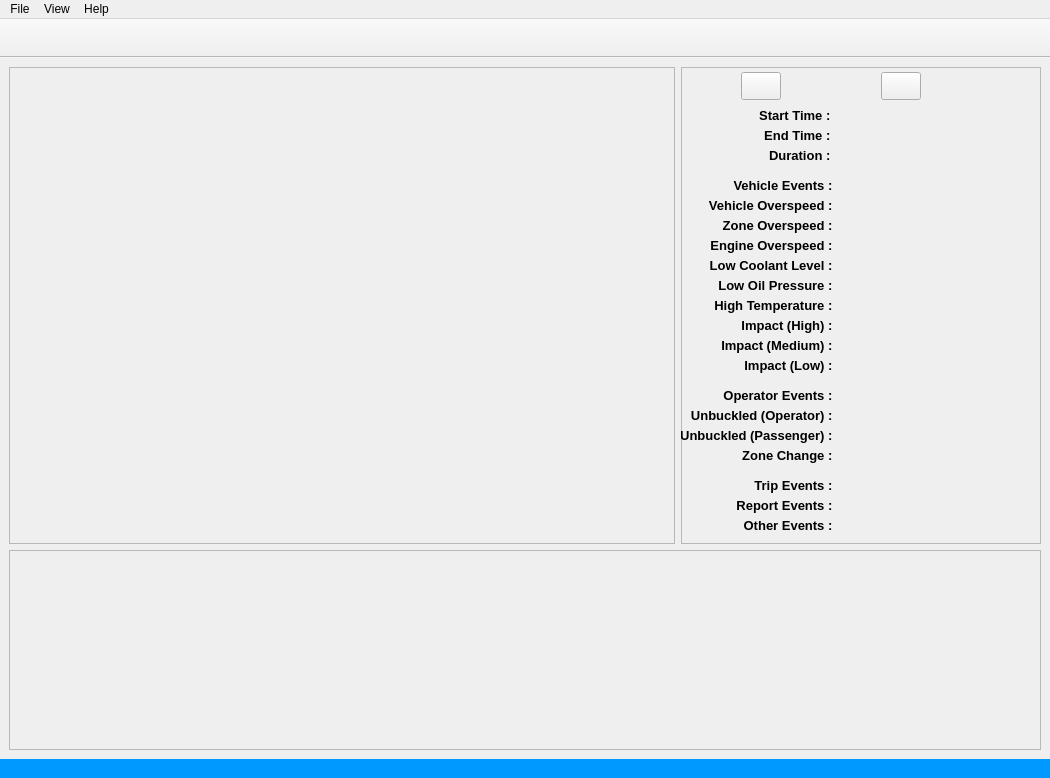
First picture: the form in etscrape.ui, repository mikecv/etscrape, before the edit.
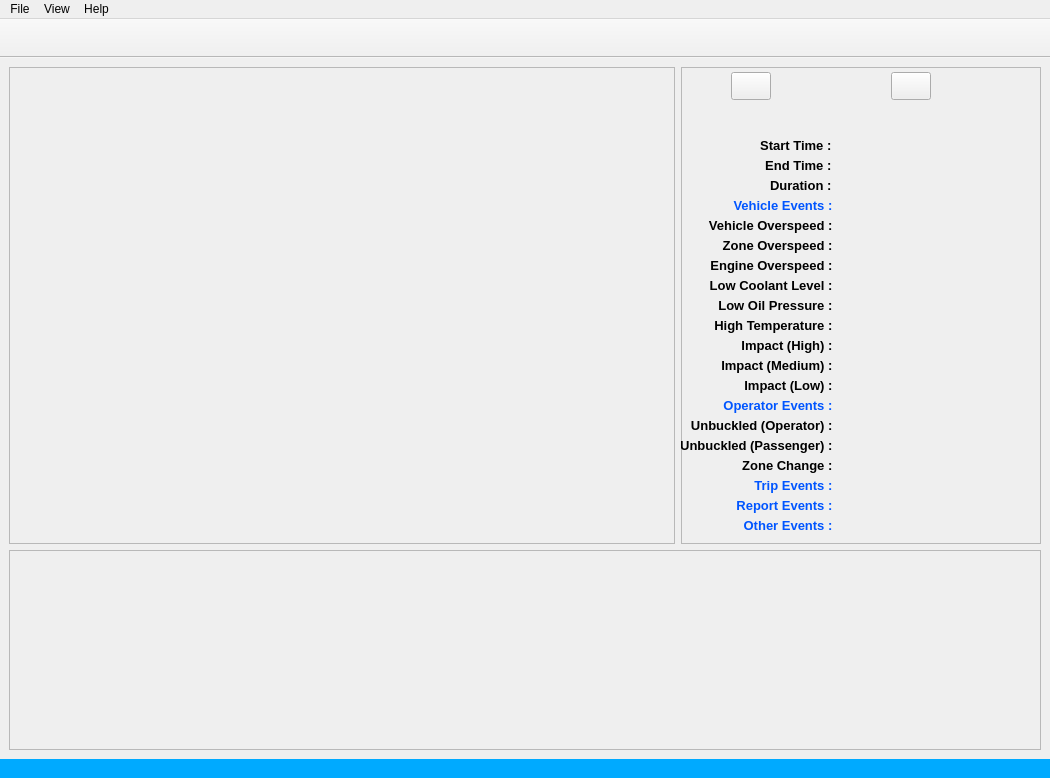
Second picture: the form after the edit.

The edit to the form file:
```diff
--- a/etscrape.ui
+++ b/etscrape.ui
@@ -163,7 +163,7 @@
       <widget class="QPushButton" name="PrevTripBtn">
        <property name="geometry">
         <rect>
-         <x>60</x>
+         <x>50</x>
          <y>5</y>
          <width>40</width>
          <height>28</height>
@@ -176,7 +176,7 @@
       <widget class="QPushButton" name="NextTripBtn">
        <property name="geometry">
         <rect>
-         <x>200</x>
+         <x>210</x>
          <y>5</y>
          <width>40</width>
          <height>28</height>
@@ -210,8 +210,8 @@
       <widget class="QLabel" name="label_2">
        <property name="geometry">
         <rect>
-         <x>53</x>
-         <y>40</y>
+         <x>54</x>
+         <y>70</y>
          <width>100</width>
          <height>16</height>
         </rect>
@@ -238,7 +238,7 @@
        <property name="geometry">
         <rect>
          <x>160</x>
-         <y>40</y>
+         <y>70</y>
          <width>191</width>
          <height>16</height>
         </rect>
@@ -263,8 +263,8 @@
       <widget class="QLabel" name="label_5">
        <property name="geometry">
         <rect>
-         <x>53</x>
-         <y>60</y>
+         <x>54</x>
+         <y>90</y>
          <width>100</width>
          <height>16</height>
         </rect>
@@ -291,7 +291,7 @@
        <property name="geometry">
         <rect>
          <x>160</x>
-         <y>60</y>
+         <y>90</y>
          <width>191</width>
          <height>16</height>
         </rect>
@@ -316,8 +316,8 @@
       <widget class="QLabel" name="label_3">
        <property name="geometry">
         <rect>
-         <x>53</x>
-         <y>80</y>
+         <x>54</x>
+         <y>110</y>
          <width>100</width>
          <height>16</height>
         </rect>
@@ -346,7 +346,7 @@
        <property name="geometry">
         <rect>
          <x>160</x>
-         <y>80</y>
+         <y>110</y>
          <width>191</width>
          <height>16</height>
         </rect>
@@ -372,7 +372,7 @@
        <property name="geometry">
         <rect>
          <x>0</x>
-         <y>110</y>
+         <y>130</y>
          <width>155</width>
          <height>16</height>
         </rect>
@@ -390,6 +390,9 @@
          <bold>true</bold>
         </font>
        </property>
+       <property name="styleSheet">
+        <string notr="true">color: rgb(0, 85, 255);</string>
+       </property>
        <property name="text">
         <string>Vehicle Events : </string>
        </property>
@@ -401,7 +404,7 @@
        <property name="geometry">
         <rect>
          <x>160</x>
-         <y>110</y>
+         <y>130</y>
          <width>150</width>
          <height>16</height>
         </rect>
@@ -427,7 +430,7 @@
        <property name="geometry">
         <rect>
          <x>160</x>
-         <y>130</y>
+         <y>150</y>
          <width>150</width>
          <height>16</height>
         </rect>
@@ -453,7 +456,7 @@
        <property name="geometry">
         <rect>
          <x>0</x>
-         <y>130</y>
+         <y>150</y>
          <width>155</width>
          <height>16</height>
         </rect>
@@ -482,7 +485,7 @@
        <property name="geometry">
         <rect>
          <x>160</x>
-         <y>150</y>
+         <y>170</y>
          <width>150</width>
          <height>16</height>
         </rect>
@@ -508,7 +511,7 @@
        <property name="geometry">
         <rect>
          <x>0</x>
-         <y>150</y>
+         <y>170</y>
          <width>155</width>
          <height>16</height>
         </rect>
@@ -537,7 +540,7 @@
        <property name="geometry">
         <rect>
          <x>160</x>
-         <y>170</y>
+         <y>190</y>
          <width>150</width>
          <height>16</height>
         </rect>
@@ -563,7 +566,7 @@
        <property name="geometry">
         <rect>
          <x>0</x>
-         <y>170</y>
+         <y>190</y>
          <width>155</width>
          <height>16</height>
         </rect>
@@ -592,7 +595,7 @@
        <property name="geometry">
         <rect>
          <x>0</x>
-         <y>190</y>
+         <y>210</y>
          <width>155</width>
          <height>16</height>
         </rect>
@@ -621,7 +624,7 @@
        <property name="geometry">
         <rect>
          <x>160</x>
-         <y>190</y>
+         <y>210</y>
          <width>150</width>
          <height>16</height>
         </rect>
@@ -647,7 +650,7 @@
        <property name="geometry">
         <rect>
          <x>160</x>
-         <y>210</y>
+         <y>230</y>
          <width>150</width>
          <height>16</height>
         </rect>
@@ -673,7 +676,7 @@
        <property name="geometry">
         <rect>
          <x>0</x>
-         <y>210</y>
+         <y>230</y>
          <width>155</width>
          <height>16</height>
         </rect>
@@ -702,7 +705,7 @@
        <property name="geometry">
         <rect>
          <x>0</x>
-         <y>230</y>
+         <y>250</y>
          <width>155</width>
          <height>16</height>
         </rect>
@@ -731,7 +734,7 @@
        <property name="geometry">
         <rect>
          <x>160</x>
-         <y>230</y>
+         <y>250</y>
          <width>150</width>
          <height>16</height>
         </rect>
@@ -757,7 +760,7 @@
        <property name="geometry">
         <rect>
          <x>0</x>
-         <y>250</y>
+         <y>270</y>
          <width>155</width>
          <height>16</height>
         </rect>
@@ -786,7 +789,7 @@
        <property name="geometry">
         <rect>
          <x>160</x>
-         <y>250</y>
+         <y>270</y>
          <width>150</width>
          <height>16</height>
         </rect>
@@ -812,7 +815,7 @@
        <property name="geometry">
         <rect>
          <x>160</x>
-         <y>270</y>
+         <y>290</y>
          <width>150</width>
          <height>16</height>
         </rect>
@@ -838,7 +841,7 @@
        <property name="geometry">
         <rect>
          <x>0</x>
-         <y>270</y>
+         <y>290</y>
          <width>155</width>
          <height>16</height>
         </rect>
@@ -867,7 +870,7 @@
        <property name="geometry">
         <rect>
          <x>160</x>
-         <y>290</y>
+         <y>310</y>
          <width>150</width>
          <height>16</height>
         </rect>
@@ -893,7 +896,7 @@
        <property name="geometry">
         <rect>
          <x>0</x>
-         <y>290</y>
+         <y>310</y>
          <width>155</width>
          <height>16</height>
         </rect>
@@ -922,7 +925,7 @@
        <property name="geometry">
         <rect>
          <x>160</x>
-         <y>340</y>
+         <y>350</y>
          <width>150</width>
          <height>16</height>
         </rect>
@@ -948,7 +951,7 @@
        <property name="geometry">
         <rect>
          <x>0</x>
-         <y>340</y>
+         <y>350</y>
          <width>155</width>
          <height>16</height>
         </rect>
@@ -977,7 +980,7 @@
        <property name="geometry">
         <rect>
          <x>0</x>
-         <y>360</y>
+         <y>370</y>
          <width>155</width>
          <height>16</height>
         </rect>
@@ -1006,7 +1009,7 @@
        <property name="geometry">
         <rect>
          <x>160</x>
-         <y>360</y>
+         <y>370</y>
          <width>150</width>
          <height>16</height>
         </rect>
@@ -1032,7 +1035,7 @@
        <property name="geometry">
         <rect>
          <x>0</x>
-         <y>320</y>
+         <y>330</y>
          <width>155</width>
          <height>16</height>
         </rect>
@@ -1050,6 +1053,9 @@
          <bold>true</bold>
         </font>
        </property>
+       <property name="styleSheet">
+        <string notr="true">color: rgb(0, 85, 255);</string>
+       </property>
        <property name="text">
         <string>Operator Events : </string>
        </property>
@@ -1061,7 +1067,7 @@
        <property name="geometry">
         <rect>
          <x>160</x>
-         <y>320</y>
+         <y>330</y>
          <width>150</width>
          <height>16</height>
         </rect>
@@ -1131,6 +1137,10 @@
          <bold>true</bold>
         </font>
        </property>
+       <property name="styleSheet">
+        <string notr="true">color: rgb(255, 255, 255);
+color: rgb(0, 85, 255);</string>
+       </property>
        <property name="text">
         <string>Other Events : </string>
        </property>
@@ -1142,7 +1152,7 @@
        <property name="geometry">
         <rect>
          <x>0</x>
-         <y>380</y>
+         <y>390</y>
          <width>155</width>
          <height>16</height>
         </rect>
@@ -1171,7 +1181,7 @@
        <property name="geometry">
         <rect>
          <x>160</x>
-         <y>380</y>
+         <y>390</y>
          <width>150</width>
          <height>16</height>
         </rect>
@@ -1241,6 +1251,9 @@
          <bold>true</bold>
         </font>
        </property>
+       <property name="styleSheet">
+        <string notr="true">color: rgb(0, 85, 255);</string>
+       </property>
        <property name="text">
         <string>Trip Events : </string>
        </property>
@@ -1270,6 +1283,9 @@
          <bold>true</bold>
         </font>
        </property>
+       <property name="styleSheet">
+        <string notr="true">color: rgb(0, 85, 255);</string>
+       </property>
        <property name="text">
         <string>Report Events : </string>
        </property>
@@ -1303,6 +1319,27 @@
         <string/>
        </property>
       </widget>
+      <widget class="QLabel" name="TripIdLbl">
+       <property name="geometry">
+        <rect>
+         <x>104</x>
+         <y>30</y>
+         <width>91</width>
+         <height>31</height>
+        </rect>
+       </property>
+       <property name="font">
+        <font>
+         <pointsize>12</pointsize>
+        </font>
+       </property>
+       <property name="text">
+        <string/>
+       </property>
+       <property name="alignment">
+        <set>Qt::AlignCenter</set>
+       </property>
+      </widget>
      </widget>
     </item>
    </layout>
@@ -1362,7 +1399,8 @@
     <bool>false</bool>
    </property>
    <property name="styleSheet">
-    <string notr="true">QStatusBar{padding-left:8px;padding-right:8px;background:rgba(00,153,255,255);color:black;font-weight:bold;border:None;}</string>
+    <string notr="true">background-color: rgb(0, 170, 255);
+border-color: rgb(0, 170, 255);</string>
    </property>
    <property name="sizeGripEnabled">
     <bool>false</bool>
```
